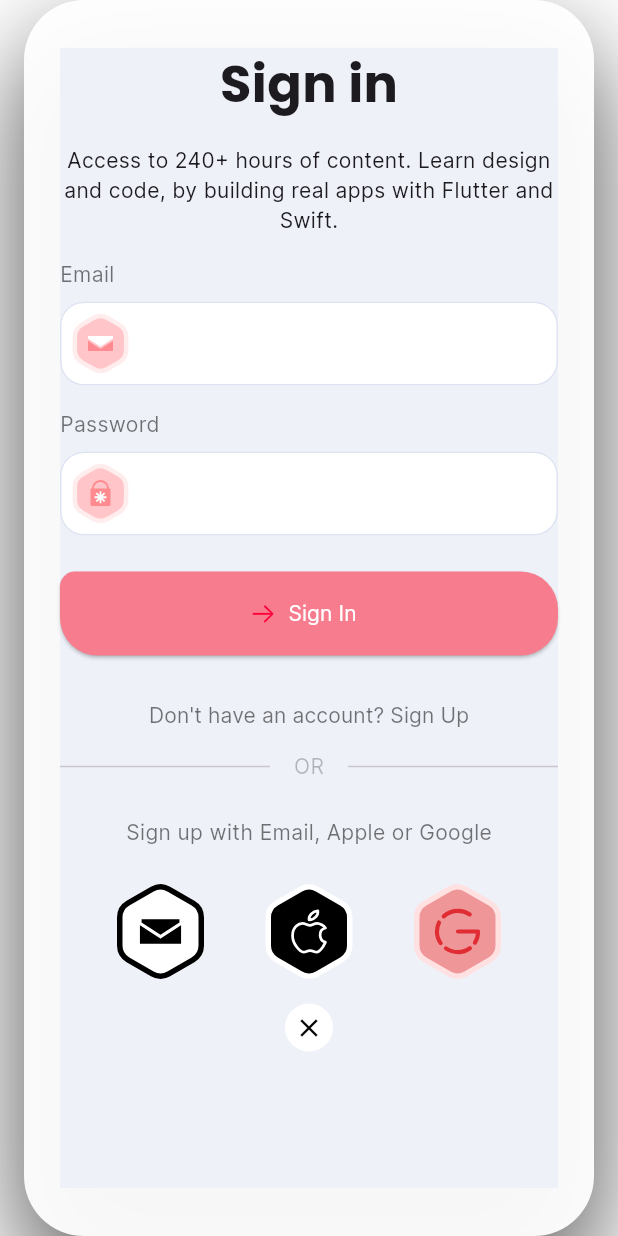
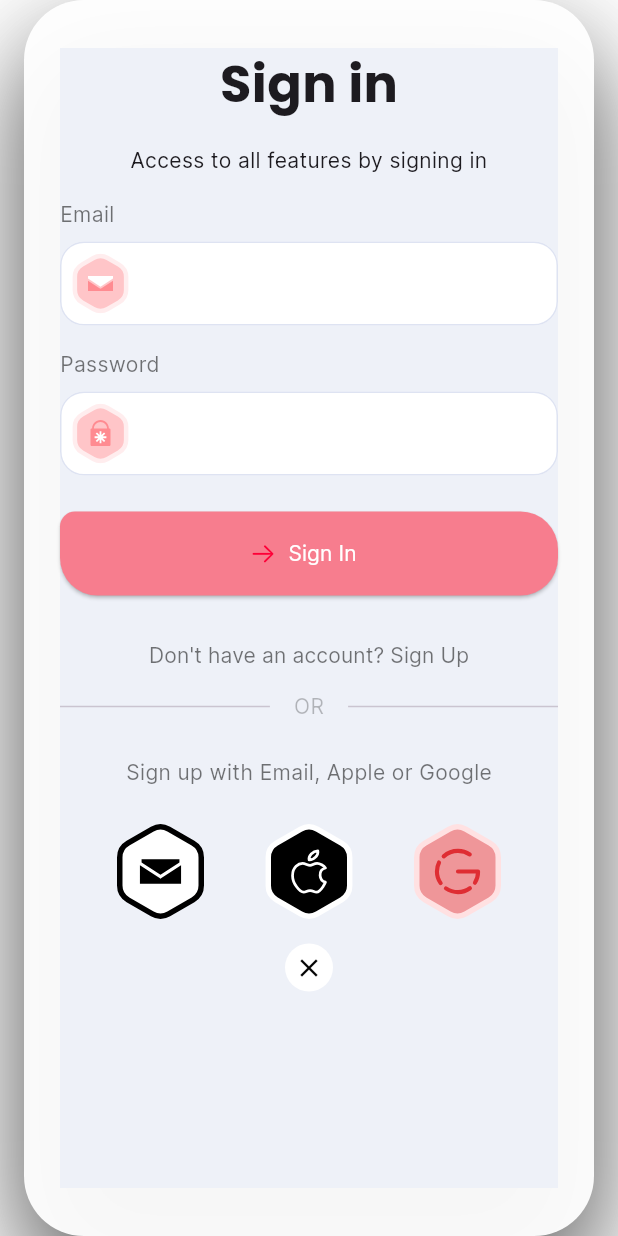
Before and after one commit to m-idriss/converter_flutter, a Flutter app: the SignInDialogContent screen opened directly, on a phone screen of 412 x 824 dp. Run offline on Flutter 3.47's test engine with Material 3 defaults, Android fonts, the phone set to English and light mode, and no system bars; our stand-ins replace firebase_auth, firebase_core, flutter_svg, google_sign_in, rive; accounts and stored records are empty.

Commit message:
Update sign-in dialog message for clarity

```diff
--- a/lib/screens/onboarding/components/sign_in_dialog.dart
+++ b/lib/screens/onboarding/components/sign_in_dialog.dart
@@ -121,7 +121,7 @@ class _SignInDialogContentState extends State<SignInDialogContent> {
                   const Padding(
                     padding: EdgeInsets.symmetric(vertical: 16),
                     child: Text(
-                      "Access to 240+ hours of content. Learn design and code, by building real apps with Flutter and Swift.",
+                      "Access to all features by signing in",
                       textAlign: TextAlign.center,
                     ),
                   ),
```
